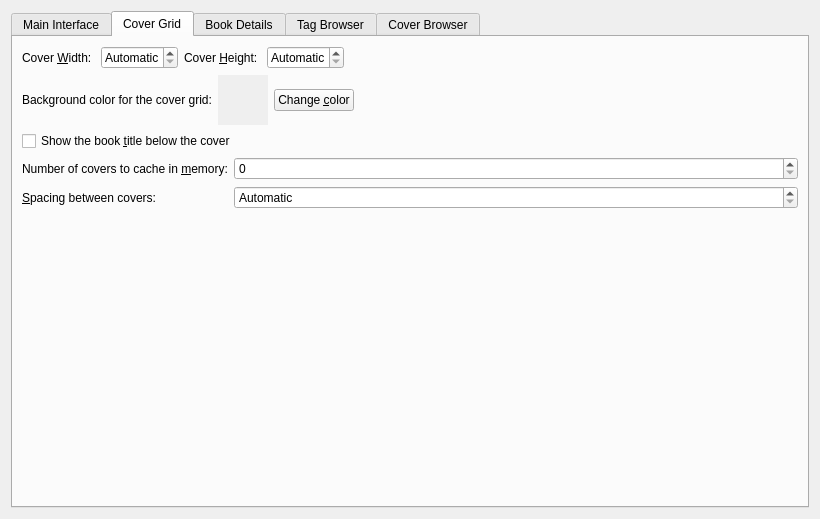
kovidgoyal/calibre, file src/calibre/gui2/preferences/look_feel.ui: the form before one commit.
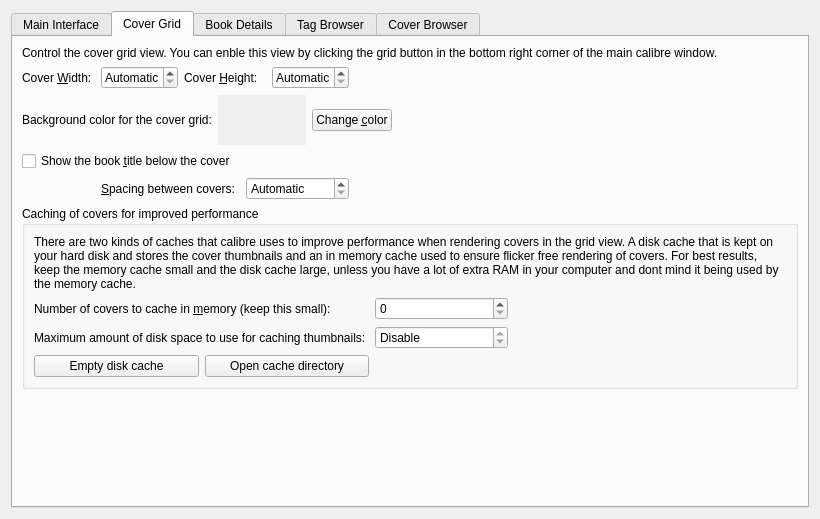
The form after the commit. The open tabs and pages were chosen to show the change. Icons and pictures are not drawn. Custom widgets are drawn as their Qt base class.

Commit message: Cover grid: Add a disk cache for rendered thumbnails

Diff of the .ui file:
```diff
--- a/src/calibre/gui2/preferences/look_feel.ui
+++ b/src/calibre/gui2/preferences/look_feel.ui
@@ -231,89 +231,31 @@
       <attribute name="title">
        <string>Cover Grid</string>
       </attribute>
-      <layout class="QFormLayout" name="formLayout">
-       <item row="0" column="0" colspan="2">
-        <layout class="QHBoxLayout" name="horizontalLayout_2">
-         <item>
-          <widget class="QLabel" name="label_11">
+      <layout class="QGridLayout" name="gridLayout_4">
+       <item row="4" column="1" colspan="3">
+        <widget class="QLabel" name="label_16">
            <property name="text">
-            <string>Cover &amp;Width: </string>
+          <string>&amp;Spacing between covers:</string>
            </property>
            <property name="buddy">
             <cstring>opt_cover_grid_width</cstring>
            </property>
           </widget>
          </item>
-         <item>
-          <widget class="QDoubleSpinBox" name="opt_cover_grid_width">
-           <property name="toolTip">
-            <string>The width of displayed covers</string>
-           </property>
-           <property name="specialValueText">
-            <string>Automatic</string>
-           </property>
-           <property name="suffix">
-            <string> cm</string>
-           </property>
-           <property name="decimals">
-            <number>1</number>
-           </property>
-          </widget>
-         </item>
-         <item>
-          <widget class="QLabel" name="label_12">
-           <property name="text">
-            <string>Cover &amp;Height: </string>
-           </property>
-           <property name="buddy">
-            <cstring>opt_cover_grid_height</cstring>
-           </property>
-          </widget>
-         </item>
-         <item>
-          <widget class="QDoubleSpinBox" name="opt_cover_grid_height">
-           <property name="toolTip">
-            <string>The height of displayed covers</string>
-           </property>
-           <property name="specialValueText">
-            <string>Automatic</string>
-           </property>
-           <property name="suffix">
-            <string> cm</string>
-           </property>
-           <property name="decimals">
-            <number>1</number>
-           </property>
-          </widget>
-         </item>
-         <item>
+       <item row="1" column="7" colspan="2">
           <spacer name="horizontalSpacer">
            <property name="orientation">
             <enum>Qt::Horizontal</enum>
            </property>
            <property name="sizeHint" stdset="0">
             <size>
-             <width>40</width>
+           <width>417</width>
              <height>20</height>
             </size>
            </property>
           </spacer>
          </item>
-        </layout>
-       </item>
-       <item row="1" column="0" colspan="2">
-        <layout class="QHBoxLayout" name="horizontalLayout_3">
-         <item>
-          <widget class="QLabel" name="label_14">
-           <property name="text">
-            <string>Background color for the cover grid:</string>
-           </property>
-           <property name="buddy">
-            <cstring>cover_grid_color_button</cstring>
-           </property>
-          </widget>
-         </item>
-         <item>
+       <item row="2" column="3" colspan="3">
           <widget class="QLabel" name="cover_grid_color_label">
            <property name="minimumSize">
             <size>
@@ -329,39 +271,33 @@
            </property>
           </widget>
          </item>
-         <item>
-          <widget class="QPushButton" name="cover_grid_color_button">
+       <item row="5" column="0" colspan="9">
+        <widget class="QGroupBox" name="groupBox_3">
+         <property name="title">
+          <string>Caching of covers for improved performance</string>
+         </property>
+         <layout class="QGridLayout" name="gridLayout">
+          <item row="0" column="0" colspan="5">
+           <widget class="QLabel" name="label_13">
            <property name="text">
-            <string>Change &amp;color</string>
+             <string>There are two kinds of caches that calibre uses to improve performance when rendering covers in the grid view. A disk cache that is kept on your hard disk and stores the cover thumbnails and an in memory cache used to ensure flicker free rendering of covers. For best results, keep the memory cache small and the disk cache large, unless you have a lot of extra RAM in your computer and dont mind it being used by the memory cache.</string>
+            </property>
+            <property name="wordWrap">
+             <bool>true</bool>
            </property>
           </widget>
          </item>
-         <item>
-          <spacer name="horizontalSpacer_2">
-           <property name="orientation">
-            <enum>Qt::Horizontal</enum>
-           </property>
-           <property name="sizeHint" stdset="0">
-            <size>
-             <width>40</width>
-             <height>20</height>
-            </size>
-           </property>
-          </spacer>
-         </item>
-        </layout>
-       </item>
-       <item row="3" column="0">
+          <item row="1" column="0" colspan="2">
         <widget class="QLabel" name="label_15">
          <property name="text">
-          <string>Number of covers to cache in &amp;memory:</string>
+             <string>Number of covers to cache in &amp;memory (keep this small):</string>
          </property>
          <property name="buddy">
           <cstring>opt_cover_grid_cache_size</cstring>
          </property>
         </widget>
        </item>
-       <item row="3" column="1">
+          <item row="1" column="2">
         <widget class="QSpinBox" name="opt_cover_grid_cache_size">
          <property name="toolTip">
           <string>The maximum number of covers to keep in memory. Increasing this will make rendering faster, at the cost of more memory usage.</string>
@@ -371,17 +307,107 @@
          </property>
         </widget>
        </item>
-       <item row="4" column="0">
-        <widget class="QLabel" name="label_16">
+          <item row="2" column="0" colspan="2">
+           <widget class="QLabel" name="label_18">
          <property name="text">
-          <string>&amp;Spacing between covers:</string>
-         </property>
+             <string>Maximum amount of disk space to use for caching thumbnails: </string>
+            </property>
+           </widget>
+          </item>
+          <item row="2" column="2">
+           <widget class="QSpinBox" name="opt_cover_grid_disk_cache_size">
+            <property name="specialValueText">
+             <string>Disable</string>
+            </property>
+            <property name="suffix">
+             <string> MB</string>
+            </property>
+            <property name="minimum">
+             <number>100</number>
+            </property>
+            <property name="singleStep">
+             <number>100</number>
+            </property>
+           </widget>
+          </item>
+          <item row="2" column="3" colspan="2">
+           <widget class="QLabel" name="cover_grid_current_disk_cache">
+            <property name="text">
+             <string/>
+            </property>
+           </widget>
+          </item>
+          <item row="3" column="0">
+           <widget class="QPushButton" name="cover_grid_empty_cache">
+            <property name="text">
+             <string>Empty disk cache</string>
+            </property>
+           </widget>
+          </item>
+          <item row="3" column="2" colspan="3">
+           <spacer name="horizontalSpacer_3">
+            <property name="orientation">
+             <enum>Qt::Horizontal</enum>
+            </property>
+            <property name="sizeHint" stdset="0">
+             <size>
+              <width>310</width>
+              <height>20</height>
+             </size>
+            </property>
+           </spacer>
+          </item>
+          <item row="3" column="1">
+           <widget class="QPushButton" name="cover_grid_open_cache">
+            <property name="text">
+             <string>Open cache directory</string>
+            </property>
+           </widget>
+          </item>
+         </layout>
+        </widget>
+       </item>
+       <item row="1" column="2" colspan="3">
+        <widget class="QLabel" name="label_12">
+         <property name="text">
+          <string>Cover &amp;Height: </string>
+         </property>
          <property name="buddy">
           <cstring>opt_cover_grid_spacing</cstring>
          </property>
         </widget>
        </item>
-       <item row="4" column="1">
+       <item row="2" column="8">
+        <spacer name="horizontalSpacer_2">
+         <property name="orientation">
+          <enum>Qt::Horizontal</enum>
+         </property>
+         <property name="sizeHint" stdset="0">
+          <size>
+           <width>365</width>
+           <height>20</height>
+          </size>
+         </property>
+        </spacer>
+       </item>
+       <item row="2" column="6" colspan="2">
+        <widget class="QPushButton" name="cover_grid_color_button">
+         <property name="text">
+          <string>Change &amp;color</string>
+         </property>
+        </widget>
+       </item>
+       <item row="1" column="0">
+        <widget class="QLabel" name="label_11">
+         <property name="text">
+          <string>Cover &amp;Width: </string>
+         </property>
+         <property name="buddy">
+          <cstring>opt_cover_grid_width</cstring>
+         </property>
+        </widget>
+       </item>
+       <item row="4" column="4" colspan="3">
         <widget class="QDoubleSpinBox" name="opt_cover_grid_spacing">
          <property name="toolTip">
           <string>The spacing between covers. A value of zero means calculate automatically based on cover size.</string>
@@ -397,13 +423,78 @@
          </property>
         </widget>
        </item>
-       <item row="2" column="0" colspan="2">
+       <item row="2" column="0" colspan="3">
+        <widget class="QLabel" name="label_14">
+         <property name="text">
+          <string>Background color for the cover grid:</string>
+         </property>
+         <property name="buddy">
+          <cstring>cover_grid_color_button</cstring>
+         </property>
+        </widget>
+       </item>
+       <item row="1" column="1">
+        <widget class="QDoubleSpinBox" name="opt_cover_grid_width">
+         <property name="toolTip">
+          <string>The width of displayed covers</string>
+         </property>
+         <property name="specialValueText">
+          <string>Automatic</string>
+         </property>
+         <property name="suffix">
+          <string> cm</string>
+         </property>
+         <property name="decimals">
+          <number>1</number>
+         </property>
+        </widget>
+       </item>
+       <item row="6" column="0">
+        <spacer name="verticalSpacer">
+         <property name="orientation">
+          <enum>Qt::Vertical</enum>
+         </property>
+         <property name="sizeHint" stdset="0">
+          <size>
+           <width>20</width>
+           <height>40</height>
+          </size>
+         </property>
+        </spacer>
+       </item>
+       <item row="1" column="5" colspan="2">
+        <widget class="QDoubleSpinBox" name="opt_cover_grid_height">
+         <property name="toolTip">
+          <string>The height of displayed covers</string>
+         </property>
+         <property name="specialValueText">
+          <string>Automatic</string>
+         </property>
+         <property name="suffix">
+          <string> cm</string>
+         </property>
+         <property name="decimals">
+          <number>1</number>
+         </property>
+        </widget>
+       </item>
+       <item row="3" column="0" colspan="9">
         <widget class="QCheckBox" name="opt_cover_grid_show_title">
          <property name="text">
           <string>Show the book &amp;title below the cover</string>
          </property>
         </widget>
        </item>
+       <item row="0" column="0" colspan="9">
+        <widget class="QLabel" name="label_19">
+         <property name="text">
+          <string>Control the cover grid view. You can enble this view by clicking the grid button in the bottom right corner of the main calibre window.</string>
+         </property>
+         <property name="wordWrap">
+          <bool>true</bool>
+         </property>
+        </widget>
+       </item>
       </layout>
      </widget>
      <widget class="QWidget" name="tab_4">
```
Left out of the diff: 4 changed lines with no effect on the pictures. Lines whose indentation alone changed are shown as unchanged. The commit also changes 8 other files.
